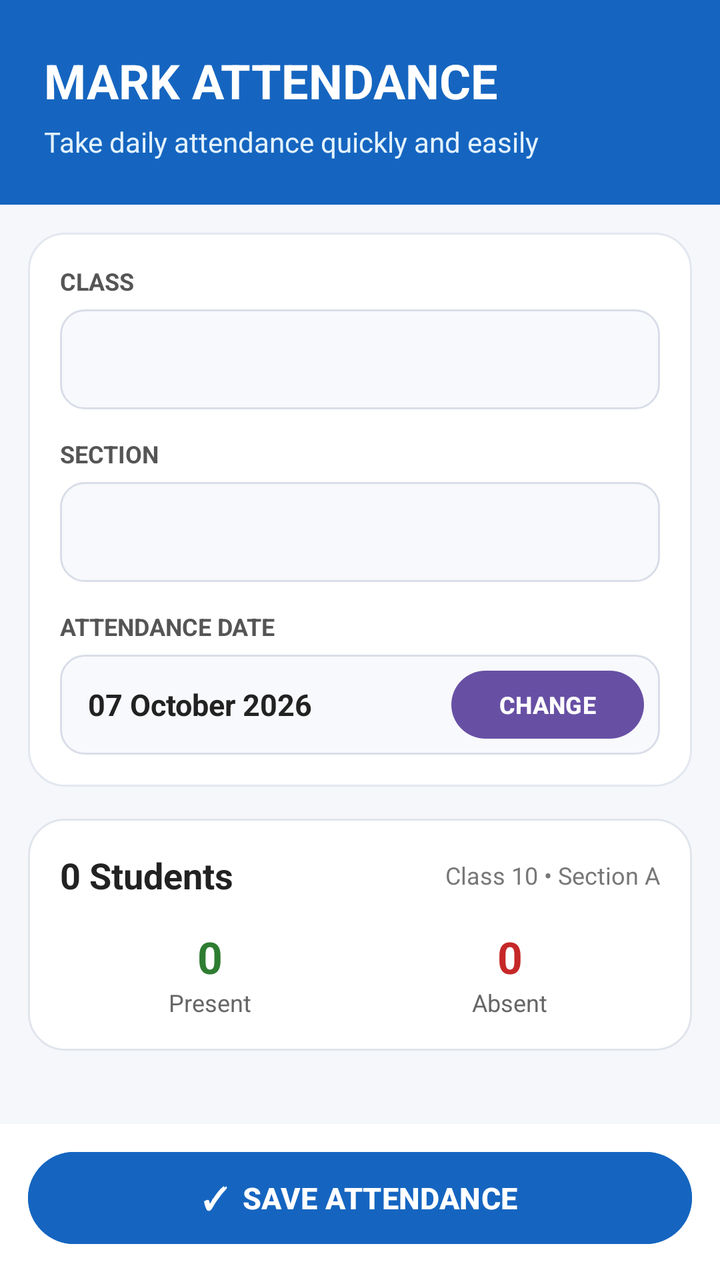
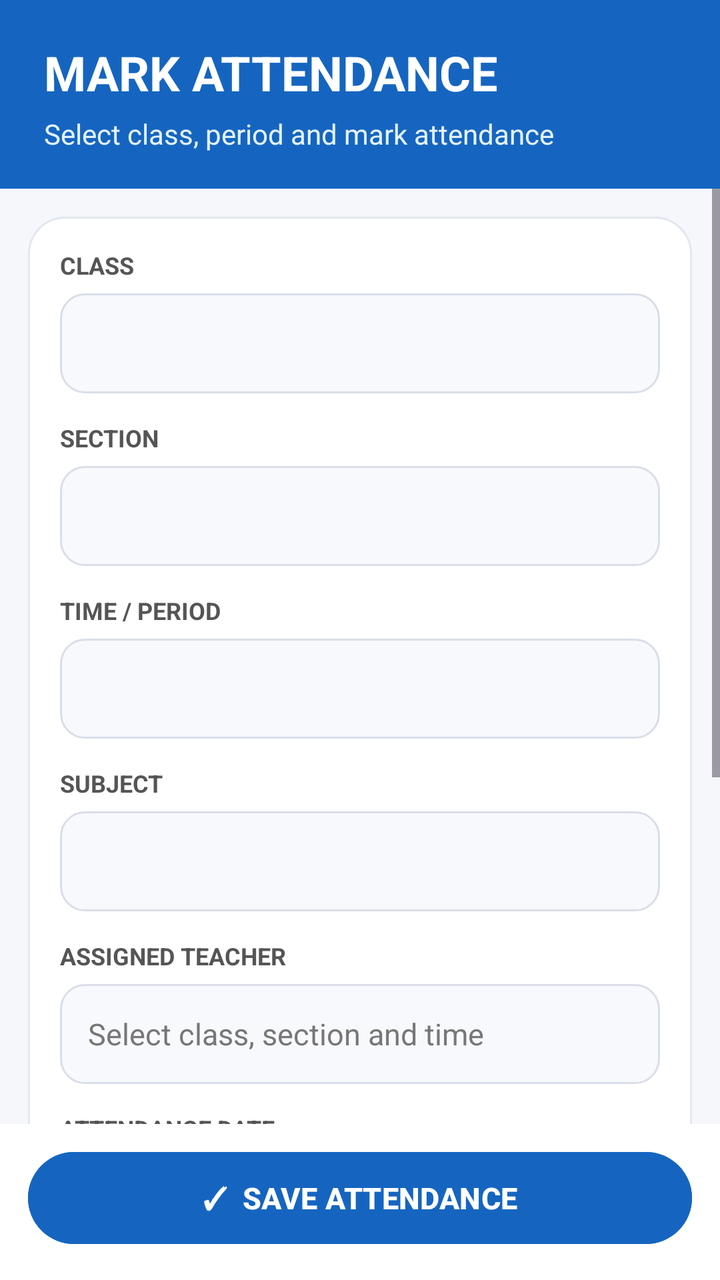

Two renders of the same Android screen: before a commit and after it. Below are the layout's source before the change and the commit's diff.
<!-- AndroidManifest.xml: application theme Theme.StudentAttendance -->
<!-- res/layout/activity_attendance.xml -->
<?xml version="1.0" encoding="utf-8"?>
<LinearLayout
    xmlns:android="http://schemas.android.com/apk/res/android"
    android:layout_width="match_parent"
    android:layout_height="match_parent"
    android:orientation="vertical"
    android:background="#F5F7FB">

    
    
    

    <LinearLayout
        android:layout_width="match_parent"
        android:layout_height="wrap_content"
        android:orientation="vertical"
        android:paddingStart="22dp"
        android:paddingTop="24dp"
        android:paddingEnd="22dp"
        android:paddingBottom="22dp"
        android:background="#1565C0">

        <TextView
            android:layout_width="match_parent"
            android:layout_height="wrap_content"
            android:text="MARK ATTENDANCE"
            android:textColor="@android:color/white"
            android:textSize="24sp"
            android:textStyle="bold"/>

        <TextView
            android:layout_width="match_parent"
            android:layout_height="wrap_content"
            android:layout_marginTop="5dp"
            android:text="Take daily attendance quickly and easily"
            android:textColor="#E3F2FD"
            android:textSize="14sp"/>

    </LinearLayout>


    
    
    

    <LinearLayout
        android:layout_width="match_parent"
        android:layout_height="wrap_content"
        android:layout_marginStart="14dp"
        android:layout_marginTop="14dp"
        android:layout_marginEnd="14dp"
        android:padding="16dp"
        android:orientation="vertical"
        android:background="@drawable/bg_attendance_card">

        

        <TextView
            android:layout_width="match_parent"
            android:layout_height="wrap_content"
            android:text="CLASS"
            android:textColor="#555555"
            android:textSize="12sp"
            android:textStyle="bold"/>

        <Spinner
            android:id="@+id/spinnerClass"
            android:layout_width="match_parent"
            android:layout_height="50dp"
            android:layout_marginTop="6dp"
            android:background="@drawable/bg_spinner"/>


        

        <TextView
            android:layout_width="match_parent"
            android:layout_height="wrap_content"
            android:layout_marginTop="14dp"
            android:text="SECTION"
            android:textColor="#555555"
            android:textSize="12sp"
            android:textStyle="bold"/>

        <Spinner
            android:id="@+id/spinnerSection"
            android:layout_width="match_parent"
            android:layout_height="50dp"
            android:layout_marginTop="6dp"
            android:background="@drawable/bg_spinner"/>


        

        <TextView
            android:layout_width="match_parent"
            android:layout_height="wrap_content"
            android:layout_marginTop="14dp"
            android:text="ATTENDANCE DATE"
            android:textColor="#555555"
            android:textSize="12sp"
            android:textStyle="bold"/>

        <LinearLayout
            android:layout_width="match_parent"
            android:layout_height="50dp"
            android:layout_marginTop="6dp"
            android:gravity="center_vertical"
            android:orientation="horizontal"
            android:paddingStart="14dp"
            android:paddingEnd="8dp"
            android:background="@drawable/bg_date_box">

            <TextView
                android:id="@+id/tvSelectedDate"
                android:layout_width="0dp"
                android:layout_height="wrap_content"
                android:layout_weight="1"
                android:text="07 October 2026"
                android:textColor="#222222"
                android:textSize="15sp"
                android:textStyle="bold"/>

            <Button
                android:id="@+id/btnSelectDate"
                android:layout_width="wrap_content"
                android:layout_height="42dp"
                android:text="CHANGE"
                android:textSize="12sp"
                android:textStyle="bold"/>

        </LinearLayout>

    </LinearLayout>


    
    
    

    
    
    

    <LinearLayout
        android:layout_width="match_parent"
        android:layout_height="wrap_content"
        android:layout_marginStart="14dp"
        android:layout_marginTop="16dp"
        android:layout_marginEnd="14dp"
        android:orientation="vertical"
        android:padding="16dp"
        android:background="@drawable/bg_attendance_summary">

        

        <LinearLayout
            android:layout_width="match_parent"
            android:layout_height="wrap_content"
            android:gravity="center_vertical"
            android:orientation="horizontal">

            <TextView
                android:id="@+id/tvStudentCount"
                android:layout_width="0dp"
                android:layout_height="wrap_content"
                android:layout_weight="1"
                android:text="0 Students"
                android:textColor="#222222"
                android:textSize="18sp"
                android:textStyle="bold"/>

            <TextView
                android:id="@+id/tvAttendanceHint"
                android:layout_width="wrap_content"
                android:layout_height="wrap_content"
                android:text="Class 10 • Section A"
                android:textColor="#777777"
                android:textSize="12sp"/>

        </LinearLayout>


        

        <LinearLayout
            android:layout_width="match_parent"
            android:layout_height="wrap_content"
            android:layout_marginTop="14dp"
            android:orientation="horizontal">

            

            <LinearLayout
                android:layout_width="0dp"
                android:layout_height="wrap_content"
                android:layout_weight="1"
                android:orientation="vertical"
                android:gravity="center">

                <TextView
                    android:id="@+id/tvPresentCount"
                    android:layout_width="wrap_content"
                    android:layout_height="wrap_content"
                    android:text="0"
                    android:textColor="#2E7D32"
                    android:textSize="22sp"
                    android:textStyle="bold"/>

                <TextView
                    android:layout_width="wrap_content"
                    android:layout_height="wrap_content"
                    android:text="Present"
                    android:textColor="#666666"
                    android:textSize="12sp"/>

            </LinearLayout>


            

            <LinearLayout
                android:layout_width="0dp"
                android:layout_height="wrap_content"
                android:layout_weight="1"
                android:orientation="vertical"
                android:gravity="center">

                <TextView
                    android:id="@+id/tvAbsentCount"
                    android:layout_width="wrap_content"
                    android:layout_height="wrap_content"
                    android:text="0"
                    android:textColor="#C62828"
                    android:textSize="22sp"
                    android:textStyle="bold"/>

                <TextView
                    android:layout_width="wrap_content"
                    android:layout_height="wrap_content"
                    android:text="Absent"
                    android:textColor="#666666"
                    android:textSize="12sp"/>

            </LinearLayout>

        </LinearLayout>

    </LinearLayout>


    
    
    

    <ScrollView
        android:layout_width="match_parent"
        android:layout_height="0dp"
        android:layout_weight="1"
        android:layout_marginTop="8dp"
        android:fillViewport="true">

        <LinearLayout
            android:id="@+id/llAttendanceList"
            android:layout_width="match_parent"
            android:layout_height="wrap_content"
            android:orientation="vertical"
            android:paddingStart="14dp"
            android:paddingEnd="14dp"
            android:paddingBottom="10dp"/>

    </ScrollView>


    
    
    

    <LinearLayout
        android:layout_width="match_parent"
        android:layout_height="wrap_content"
        android:paddingStart="14dp"
        android:paddingTop="10dp"
        android:paddingEnd="14dp"
        android:paddingBottom="14dp"
        android:background="@android:color/white">

        <Button
            android:id="@+id/btnSaveAttendance"
            android:layout_width="match_parent"
            android:layout_height="54dp"
            android:text="✓  SAVE ATTENDANCE"
            android:textSize="15sp"
            android:textStyle="bold"
            android:textColor="@android:color/white"
            android:backgroundTint="#1565C0"/>

    </LinearLayout>

</LinearLayout>
<!-- resources referenced by this layout -->
<resources>
  <!-- drawable bg_attendance_card (drawable) -->
  <?xml version="1.0" encoding="utf-8"?>
  <shape xmlns:android="http://schemas.android.com/apk/res/android">
  
      <solid
          android:color="#FFFFFF" />
  
      <corners
          android:radius="18dp" />
  
      <stroke
          android:width="1dp"
          android:color="#E3E7EF" />
  
      <padding
          android:left="2dp"
          android:top="2dp"
          android:right="2dp"
          android:bottom="2dp" />
  
  </shape>
  <!-- drawable bg_attendance_summary (drawable) -->
  <?xml version="1.0" encoding="utf-8"?>
  <shape xmlns:android="http://schemas.android.com/apk/res/android">
  
      <solid
          android:color="#FFFFFF" />
  
      <corners
          android:radius="18dp" />
  
      <stroke
          android:width="1dp"
          android:color="#E1E5EC" />
  
  </shape>
  <!-- drawable bg_date_box (drawable) -->
  <?xml version="1.0" encoding="utf-8"?>
  <shape xmlns:android="http://schemas.android.com/apk/res/android">
  
      <solid
          android:color="#F8F9FC" />
  
      <corners
          android:radius="12dp" />
  
      <stroke
          android:width="1dp"
          android:color="#D9DEE8" />
  
  </shape>
  <!-- drawable bg_spinner (drawable) -->
  <?xml version="1.0" encoding="utf-8"?>
  <shape xmlns:android="http://schemas.android.com/apk/res/android">
  
      <solid
          android:color="#F8F9FC" />
  
      <corners
          android:radius="12dp" />
  
      <stroke
          android:width="1dp"
          android:color="#D9DEE8" />
  
  </shape>
  <style name="Theme.StudentAttendance" parent="Base.Theme.StudentAttendance" />
  <style name="Base.Theme.StudentAttendance" parent="Theme.Material3.DayNight.NoActionBar">
          
          
      </style>
</resources>

<!-- the commit's change to res/layout/activity_attendance.xml (unified diff, before → after) -->
@@ -1,4 +1,3 @@
-<?xml version="1.0" encoding="utf-8"?>
 <LinearLayout
     xmlns:android="http://schemas.android.com/apk/res/android"
     android:layout_width="match_parent"
@@ -7,17 +6,15 @@
     android:background="#F5F7FB">
 
     
-    
-    
 
     <LinearLayout
         android:layout_width="match_parent"
         android:layout_height="wrap_content"
         android:orientation="vertical"
         android:paddingStart="22dp"
-        android:paddingTop="24dp"
+        android:paddingTop="20dp"
         android:paddingEnd="22dp"
-        android:paddingBottom="22dp"
+        android:paddingBottom="18dp"
         android:background="#1565C0">
 
         <TextView
@@ -32,248 +29,311 @@
             android:layout_width="match_parent"
             android:layout_height="wrap_content"
             android:layout_marginTop="5dp"
-            android:text="Take daily attendance quickly and easily"
+            android:text="Select class, period and mark attendance"
             android:textColor="#E3F2FD"
             android:textSize="14sp"/>
 
     </LinearLayout>
 
-
-    
-    
-    
-
-    <LinearLayout
-        android:layout_width="match_parent"
-        android:layout_height="wrap_content"
-        android:layout_marginStart="14dp"
-        android:layout_marginTop="14dp"
-        android:layout_marginEnd="14dp"
-        android:padding="16dp"
-        android:orientation="vertical"
-        android:background="@drawable/bg_attendance_card">
-
-        
-
-        <TextView
-            android:layout_width="match_parent"
-            android:layout_height="wrap_content"
-            android:text="CLASS"
-            android:textColor="#555555"
-            android:textSize="12sp"
-            android:textStyle="bold"/>
-
-        <Spinner
-            android:id="@+id/spinnerClass"
-            android:layout_width="match_parent"
-            android:layout_height="50dp"
-            android:layout_marginTop="6dp"
-            android:background="@drawable/bg_spinner"/>
-
-
-        
-
-        <TextView
-            android:layout_width="match_parent"
-            android:layout_height="wrap_content"
-            android:layout_marginTop="14dp"
-            android:text="SECTION"
-            android:textColor="#555555"
-            android:textSize="12sp"
-            android:textStyle="bold"/>
-
-        <Spinner
-            android:id="@+id/spinnerSection"
-            android:layout_width="match_parent"
-            android:layout_height="50dp"
-            android:layout_marginTop="6dp"
-            android:background="@drawable/bg_spinner"/>
-
-
-        
-
-        <TextView
-            android:layout_width="match_parent"
-            android:layout_height="wrap_content"
-            android:layout_marginTop="14dp"
-            android:text="ATTENDANCE DATE"
-            android:textColor="#555555"
-            android:textSize="12sp"
-            android:textStyle="bold"/>
-
-        <LinearLayout
-            android:layout_width="match_parent"
-            android:layout_height="50dp"
-            android:layout_marginTop="6dp"
-            android:gravity="center_vertical"
-            android:orientation="horizontal"
-            android:paddingStart="14dp"
-            android:paddingEnd="8dp"
-            android:background="@drawable/bg_date_box">
-
-            <TextView
-                android:id="@+id/tvSelectedDate"
-                android:layout_width="0dp"
-                android:layout_height="wrap_content"
-                android:layout_weight="1"
-                android:text="07 October 2026"
-                android:textColor="#222222"
-                android:textSize="15sp"
-                android:textStyle="bold"/>
-
-            <Button
-                android:id="@+id/btnSelectDate"
-                android:layout_width="wrap_content"
-                android:layout_height="42dp"
-                android:text="CHANGE"
-                android:textSize="12sp"
-                android:textStyle="bold"/>
-
-        </LinearLayout>
-
-    </LinearLayout>
-
-
-    
-    
-    
-
-    
-    
-    
-
-    <LinearLayout
-        android:layout_width="match_parent"
-        android:layout_height="wrap_content"
-        android:layout_marginStart="14dp"
-        android:layout_marginTop="16dp"
-        android:layout_marginEnd="14dp"
-        android:orientation="vertical"
-        android:padding="16dp"
-        android:background="@drawable/bg_attendance_summary">
-
-        
-
-        <LinearLayout
-            android:layout_width="match_parent"
-            android:layout_height="wrap_content"
-            android:gravity="center_vertical"
-            android:orientation="horizontal">
-
-            <TextView
-                android:id="@+id/tvStudentCount"
-                android:layout_width="0dp"
-                android:layout_height="wrap_content"
-                android:layout_weight="1"
-                android:text="0 Students"
-                android:textColor="#222222"
-                android:textSize="18sp"
-                android:textStyle="bold"/>
-
-            <TextView
-                android:id="@+id/tvAttendanceHint"
-                android:layout_width="wrap_content"
-                android:layout_height="wrap_content"
-                android:text="Class 10 • Section A"
-                android:textColor="#777777"
-                android:textSize="12sp"/>
-
-        </LinearLayout>
-
-
-        
-
-        <LinearLayout
-            android:layout_width="match_parent"
-            android:layout_height="wrap_content"
-            android:layout_marginTop="14dp"
-            android:orientation="horizontal">
-
-            
-
-            <LinearLayout
-                android:layout_width="0dp"
-                android:layout_height="wrap_content"
-                android:layout_weight="1"
-                android:orientation="vertical"
-                android:gravity="center">
-
-                <TextView
-                    android:id="@+id/tvPresentCount"
-                    android:layout_width="wrap_content"
-                    android:layout_height="wrap_content"
-                    android:text="0"
-                    android:textColor="#2E7D32"
-                    android:textSize="22sp"
-                    android:textStyle="bold"/>
-
-                <TextView
-                    android:layout_width="wrap_content"
-                    android:layout_height="wrap_content"
-                    android:text="Present"
-                    android:textColor="#666666"
-                    android:textSize="12sp"/>
-
-            </LinearLayout>
-
-
-            
-
-            <LinearLayout
-                android:layout_width="0dp"
-                android:layout_height="wrap_content"
-                android:layout_weight="1"
-                android:orientation="vertical"
-                android:gravity="center">
-
-                <TextView
-                    android:id="@+id/tvAbsentCount"
-                    android:layout_width="wrap_content"
-                    android:layout_height="wrap_content"
-                    android:text="0"
-                    android:textColor="#C62828"
-                    android:textSize="22sp"
-                    android:textStyle="bold"/>
-
-                <TextView
-                    android:layout_width="wrap_content"
-                    android:layout_height="wrap_content"
-                    android:text="Absent"
-                    android:textColor="#666666"
-                    android:textSize="12sp"/>
-
-            </LinearLayout>
-
-        </LinearLayout>
-
-    </LinearLayout>
-
-
-    
-    
     
 
     <ScrollView
         android:layout_width="match_parent"
         android:layout_height="0dp"
         android:layout_weight="1"
-        android:layout_marginTop="8dp"
-        android:fillViewport="true">
+        android:fillViewport="true"
+        android:clipToPadding="false">
 
         <LinearLayout
-            android:id="@+id/llAttendanceList"
             android:layout_width="match_parent"
             android:layout_height="wrap_content"
             android:orientation="vertical"
-            android:paddingStart="14dp"
-            android:paddingEnd="14dp"
-            android:paddingBottom="10dp"/>
+            android:paddingBottom="12dp">
+
+            
+
+            <LinearLayout
+                android:layout_width="match_parent"
+                android:layout_height="wrap_content"
+                android:layout_marginStart="14dp"
+                android:layout_marginTop="14dp"
+                android:layout_marginEnd="14dp"
+                android:padding="16dp"
+                android:orientation="vertical"
+                android:background="@drawable/bg_attendance_card">
+
+                
+
+                <TextView
+                    android:layout_width="match_parent"
+                    android:layout_height="wrap_content"
+                    android:text="CLASS"
+                    android:textColor="#555555"
+                    android:textSize="12sp"
+                    android:textStyle="bold"/>
+
+                <Spinner
+                    android:id="@+id/spinnerClass"
+                    android:layout_width="match_parent"
+                    android:layout_height="50dp"
+                    android:layout_marginTop="6dp"
+                    android:background="@drawable/bg_spinner"/>
+
+                
+
+                <TextView
+                    android:layout_width="match_parent"
+                    android:layout_height="wrap_content"
+                    android:layout_marginTop="14dp"
+                    android:text="SECTION"
+                    android:textColor="#555555"
+                    android:textSize="12sp"
+                    android:textStyle="bold"/>
+
+                <Spinner
+                    android:id="@+id/spinnerSection"
+                    android:layout_width="match_parent"
+                    android:layout_height="50dp"
+                    android:layout_marginTop="6dp"
+                    android:background="@drawable/bg_spinner"/>
+
+                
+
+                <TextView
+                    android:layout_width="match_parent"
+                    android:layout_height="wrap_content"
+                    android:layout_marginTop="14dp"
+                    android:text="TIME / PERIOD"
+                    android:textColor="#555555"
+                    android:textSize="12sp"
+                    android:textStyle="bold"/>
+
+                <Spinner
+                    android:id="@+id/spinnerTime"
+                    android:layout_width="match_parent"
+                    android:layout_height="50dp"
+                    android:layout_marginTop="6dp"
+                    android:background="@drawable/bg_spinner"
+                    android:enabled="false"/>
+
+                
+
+                <TextView
+                    android:layout_width="match_parent"
+                    android:layout_height="wrap_content"
+                    android:layout_marginTop="14dp"
+                    android:text="SUBJECT"
+                    android:textColor="#555555"
+                    android:textSize="12sp"
+                    android:textStyle="bold"/>
+
+                <Spinner
+                    android:id="@+id/spinnerSubject"
+                    android:layout_width="match_parent"
+                    android:layout_height="50dp"
+                    android:layout_marginTop="6dp"
+                    android:background="@drawable/bg_spinner"
+                    android:enabled="false"/>
+
+                
+
+                <TextView
+                    android:layout_width="match_parent"
+                    android:layout_height="wrap_content"
+                    android:layout_marginTop="14dp"
+                    android:text="ASSIGNED TEACHER"
+                    android:textColor="#555555"
+                    android:textSize="12sp"
+                    android:textStyle="bold"/>
+
+                <TextView
+                    android:id="@+id/tvAssignedTeacher"
+                    android:layout_width="match_parent"
+                    android:layout_height="wrap_content"
+                    android:minHeight="50dp"
+                    android:layout_marginTop="6dp"
+                    android:gravity="center_vertical"
+                    android:paddingStart="14dp"
+                    android:paddingEnd="14dp"
+                    android:text="Select class, section and time"
+                    android:textColor="#777777"
+                    android:textSize="15sp"
+                    android:background="@drawable/bg_spinner"/>
+
+                
+
+                <TextView
+                    android:layout_width="match_parent"
+                    android:layout_height="wrap_content"
+                    android:layout_marginTop="14dp"
+                    android:text="ATTENDANCE DATE"
+                    android:textColor="#555555"
+                    android:textSize="12sp"
+                    android:textStyle="bold"/>
+
+                <LinearLayout
+                    android:layout_width="match_parent"
+                    android:layout_height="50dp"
+                    android:layout_marginTop="6dp"
+                    android:gravity="center_vertical"
+                    android:orientation="horizontal"
+                    android:paddingStart="14dp"
+                    android:paddingEnd="8dp"
+                    android:background="@drawable/bg_date_box">
+
+                    <TextView
+                        android:id="@+id/tvSelectedDate"
+                        android:layout_width="0dp"
+                        android:layout_height="wrap_content"
+                        android:layout_weight="1"
+                        android:text="Select date"
+                        android:textColor="#222222"
+                        android:textSize="15sp"
+                        android:textStyle="bold"/>
+
+                    <Button
+                        android:id="@+id/btnSelectDate"
+                        android:layout_width="wrap_content"
+                        android:layout_height="42dp"
+                        android:text="CHANGE"
+                        android:textSize="12sp"
+                        android:textStyle="bold"/>
+
+                </LinearLayout>
+
+            </LinearLayout>
+
+            
+
+            <LinearLayout
+                android:layout_width="match_parent"
+                android:layout_height="wrap_content"
+                android:layout_marginStart="14dp"
+                android:layout_marginTop="14dp"
+                android:layout_marginEnd="14dp"
+                android:orientation="vertical"
+                android:padding="16dp"
+                android:background="@drawable/bg_attendance_summary">
+
+                <LinearLayout
+                    android:layout_width="match_parent"
+                    android:layout_height="wrap_content"
+                    android:gravity="center_vertical"
+                    android:orientation="horizontal">
+
+                    <TextView
+                        android:id="@+id/tvStudentCount"
+                        android:layout_width="0dp"
+                        android:layout_height="wrap_content"
+                        android:layout_weight="1"
+                        android:text="Students: 0"
+                        android:textColor="#222222"
+                        android:textSize="18sp"
+                        android:textStyle="bold"/>
+
+                    <TextView
+                        android:id="@+id/tvAttendanceHint"
+                        android:layout_width="wrap_content"
+                        android:layout_height="wrap_content"
+                        android:text="Select a period"
+                        android:textColor="#777777"
+                        android:textSize="12sp"/>
+
+                </LinearLayout>
+
+                <LinearLayout
+                    android:layout_width="match_parent"
+                    android:layout_height="wrap_content"
+                    android:layout_marginTop="14dp"
+                    android:orientation="horizontal">
+
+                    
+
+                    <LinearLayout
+                        android:layout_width="0dp"
+                        android:layout_height="wrap_content"
+                        android:layout_weight="1"
+                        android:gravity="center"
+                        android:orientation="vertical">
+
+                        <TextView
+                            android:id="@+id/tvPresentCount"
+                            android:layout_width="wrap_content"
+                            android:layout_height="wrap_content"
+                            android:text="Present: 0"
+                            android:textColor="#2E7D32"
+                            android:textSize="20sp"
+                            android:textStyle="bold"/>
+
+                        <TextView
+                            android:layout_width="wrap_content"
+                            android:layout_height="wrap_content"
+                            android:text="Present"
+                            android:textColor="#666666"
+                            android:textSize="12sp"/>
+
+                    </LinearLayout>
+
+                    
+
+                    <LinearLayout
+                        android:layout_width="0dp"
+                        android:layout_height="wrap_content"
+                        android:layout_weight="1"
+                        android:gravity="center"
+                        android:orientation="vertical">
+
+                        <TextView
+                            android:id="@+id/tvAbsentCount"
+                            android:layout_width="wrap_content"
+                            android:layout_height="wrap_content"
+                            android:text="Absent: 0"
+                            android:textColor="#C62828"
+                            android:textSize="20sp"
+                            android:textStyle="bold"/>
+
+                        <TextView
+                            android:layout_width="wrap_content"
+                            android:layout_height="wrap_content"
+                            android:text="Absent"
+                            android:textColor="#666666"
+                            android:textSize="12sp"/>
+
+                    </LinearLayout>
+
+                </LinearLayout>
+
+            </LinearLayout>
+
+            
+
+            <TextView
+                android:layout_width="match_parent"
+                android:layout_height="wrap_content"
+                android:layout_marginStart="18dp"
+                android:layout_marginTop="16dp"
+                android:layout_marginEnd="18dp"
+                android:text="STUDENT ATTENDANCE"
+                android:textColor="#424242"
+                android:textSize="14sp"
+                android:textStyle="bold"/>
+
+            
+
+            <LinearLayout
+                android:id="@+id/llAttendanceList"
+                android:layout_width="match_parent"
+                android:layout_height="wrap_content"
+                android:orientation="vertical"
+                android:paddingStart="14dp"
+                android:paddingTop="8dp"
+                android:paddingEnd="14dp"
+                android:paddingBottom="10dp"/>
+
+        </LinearLayout>
 
     </ScrollView>
 
-
-    
-    
     
 
     <LinearLayout
